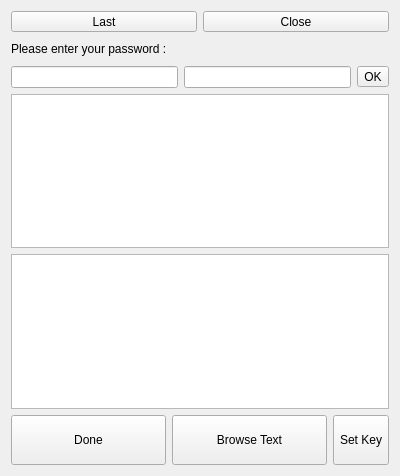
ic005k/Knot-Legacy, file src/dlgmainnotes.ui: the form before one commit.
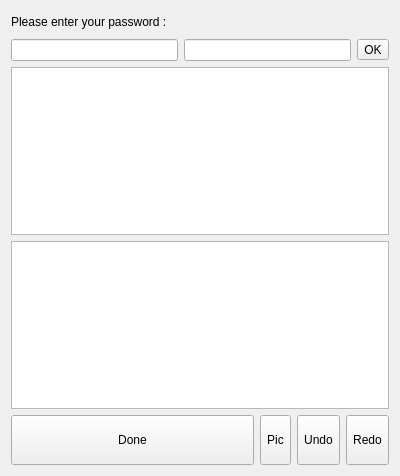
The form after the commit. Icons and pictures are not drawn.

```diff
--- a/src/dlgmainnotes.ui
+++ b/src/dlgmainnotes.ui
@@ -14,142 +14,7 @@
    <string>Dialog</string>
   </property>
   <layout class="QGridLayout" name="gridLayout_2">
-   <item row="2" column="0">
-    <widget class="QTextEdit" name="textEdit"/>
-   </item>
    <item row="0" column="0">
-    <layout class="QHBoxLayout" name="horizontalLayout">
-     <item>
-      <widget class="QToolButton" name="btnLastBrowse">
-       <property name="sizePolicy">
-        <sizepolicy hsizetype="Preferred" vsizetype="Fixed">
-         <horstretch>0</horstretch>
-         <verstretch>0</verstretch>
-        </sizepolicy>
-       </property>
-       <property name="minimumSize">
-        <size>
-         <width>0</width>
-         <height>0</height>
-        </size>
-       </property>
-       <property name="text">
-        <string>Last</string>
-       </property>
-       <property name="icon">
-        <iconset>
-         <normaloff>:/src/lasttxt.png</normaloff>:/src/lasttxt.png</iconset>
-       </property>
-       <property name="iconSize">
-        <size>
-         <width>25</width>
-         <height>25</height>
-        </size>
-       </property>
-      </widget>
-     </item>
-     <item>
-      <widget class="QToolButton" name="btnCloseText">
-       <property name="sizePolicy">
-        <sizepolicy hsizetype="Preferred" vsizetype="Fixed">
-         <horstretch>0</horstretch>
-         <verstretch>0</verstretch>
-        </sizepolicy>
-       </property>
-       <property name="minimumSize">
-        <size>
-         <width>0</width>
-         <height>0</height>
-        </size>
-       </property>
-       <property name="text">
-        <string>Close</string>
-       </property>
-       <property name="icon">
-        <iconset>
-         <normaloff>:/src/closetxt.png</normaloff>:/src/closetxt.png</iconset>
-       </property>
-       <property name="iconSize">
-        <size>
-         <width>25</width>
-         <height>25</height>
-        </size>
-       </property>
-      </widget>
-     </item>
-    </layout>
-   </item>
-   <item row="3" column="0">
-    <widget class="QTextBrowser" name="textBrowser"/>
-   </item>
-   <item row="5" column="0">
-    <layout class="QHBoxLayout" name="horizontalLayout_2">
-     <item>
-      <widget class="QToolButton" name="btnBack">
-       <property name="sizePolicy">
-        <sizepolicy hsizetype="Preferred" vsizetype="Fixed">
-         <horstretch>0</horstretch>
-         <verstretch>0</verstretch>
-        </sizepolicy>
-       </property>
-       <property name="minimumSize">
-        <size>
-         <width>0</width>
-         <height>50</height>
-        </size>
-       </property>
-       <property name="text">
-        <string>Done</string>
-       </property>
-       <property name="iconSize">
-        <size>
-         <width>25</width>
-         <height>25</height>
-        </size>
-       </property>
-      </widget>
-     </item>
-     <item>
-      <widget class="QToolButton" name="btnOpenText">
-       <property name="sizePolicy">
-        <sizepolicy hsizetype="Preferred" vsizetype="Fixed">
-         <horstretch>0</horstretch>
-         <verstretch>0</verstretch>
-        </sizepolicy>
-       </property>
-       <property name="minimumSize">
-        <size>
-         <width>0</width>
-         <height>50</height>
-        </size>
-       </property>
-       <property name="text">
-        <string>Browse Text</string>
-       </property>
-       <property name="iconSize">
-        <size>
-         <width>25</width>
-         <height>25</height>
-        </size>
-       </property>
-      </widget>
-     </item>
-     <item>
-      <widget class="QToolButton" name="btnSetKey">
-       <property name="minimumSize">
-        <size>
-         <width>0</width>
-         <height>50</height>
-        </size>
-       </property>
-       <property name="text">
-        <string>Set Key</string>
-       </property>
-      </widget>
-     </item>
-    </layout>
-   </item>
-   <item row="1" column="0">
     <widget class="QFrame" name="frameSetKey">
      <property name="minimumSize">
       <size>
@@ -203,6 +68,116 @@
      </layout>
     </widget>
    </item>
+   <item row="4" column="0">
+    <layout class="QHBoxLayout" name="horizontalLayout_2">
+     <item>
+      <widget class="QToolButton" name="btnBack">
+       <property name="sizePolicy">
+        <sizepolicy hsizetype="Preferred" vsizetype="Fixed">
+         <horstretch>0</horstretch>
+         <verstretch>0</verstretch>
+        </sizepolicy>
+       </property>
+       <property name="minimumSize">
+        <size>
+         <width>0</width>
+         <height>50</height>
+        </size>
+       </property>
+       <property name="text">
+        <string>Done</string>
+       </property>
+       <property name="iconSize">
+        <size>
+         <width>25</width>
+         <height>25</height>
+        </size>
+       </property>
+      </widget>
+     </item>
+     <item>
+      <widget class="QToolButton" name="btnPic">
+       <property name="minimumSize">
+        <size>
+         <width>0</width>
+         <height>50</height>
+        </size>
+       </property>
+       <property name="text">
+        <string>Pic</string>
+       </property>
+       <property name="icon">
+        <iconset resource="../res.qrc">
+         <normaloff>:/res/pic.png</normaloff>:/res/pic.png</iconset>
+       </property>
+       <property name="iconSize">
+        <size>
+         <width>30</width>
+         <height>30</height>
+        </size>
+       </property>
+      </widget>
+     </item>
+     <item>
+      <widget class="QToolButton" name="btnUndo">
+       <property name="sizePolicy">
+        <sizepolicy hsizetype="Fixed" vsizetype="Fixed">
+         <horstretch>0</horstretch>
+         <verstretch>0</verstretch>
+        </sizepolicy>
+       </property>
+       <property name="minimumSize">
+        <size>
+         <width>0</width>
+         <height>50</height>
+        </size>
+       </property>
+       <property name="text">
+        <string>Undo</string>
+       </property>
+       <property name="icon">
+        <iconset resource="../res.qrc">
+         <normaloff>:/res/undo.png</normaloff>:/res/undo.png</iconset>
+       </property>
+       <property name="iconSize">
+        <size>
+         <width>30</width>
+         <height>30</height>
+        </size>
+       </property>
+      </widget>
+     </item>
+     <item>
+      <widget class="QToolButton" name="btnRedo">
+       <property name="minimumSize">
+        <size>
+         <width>0</width>
+         <height>50</height>
+        </size>
+       </property>
+       <property name="text">
+        <string>Redo</string>
+       </property>
+       <property name="icon">
+        <iconset resource="../res.qrc">
+         <normaloff>:/res/redo.png</normaloff>:/res/redo.png</iconset>
+       </property>
+       <property name="iconSize">
+        <size>
+         <width>30</width>
+         <height>30</height>
+        </size>
+       </property>
+      </widget>
+     </item>
+    </layout>
+   </item>
+   <item row="1" column="0">
+    <widget class="QTextEdit" name="textEdit"/>
+   </item>
+   <item row="2" column="0">
+    <widget class="QTextBrowser" name="textBrowser"/>
+   </item>
   </layout>
  </widget>
  <resources/>
```
Left out of the diff: 4 changed lines with no effect on the pictures.
